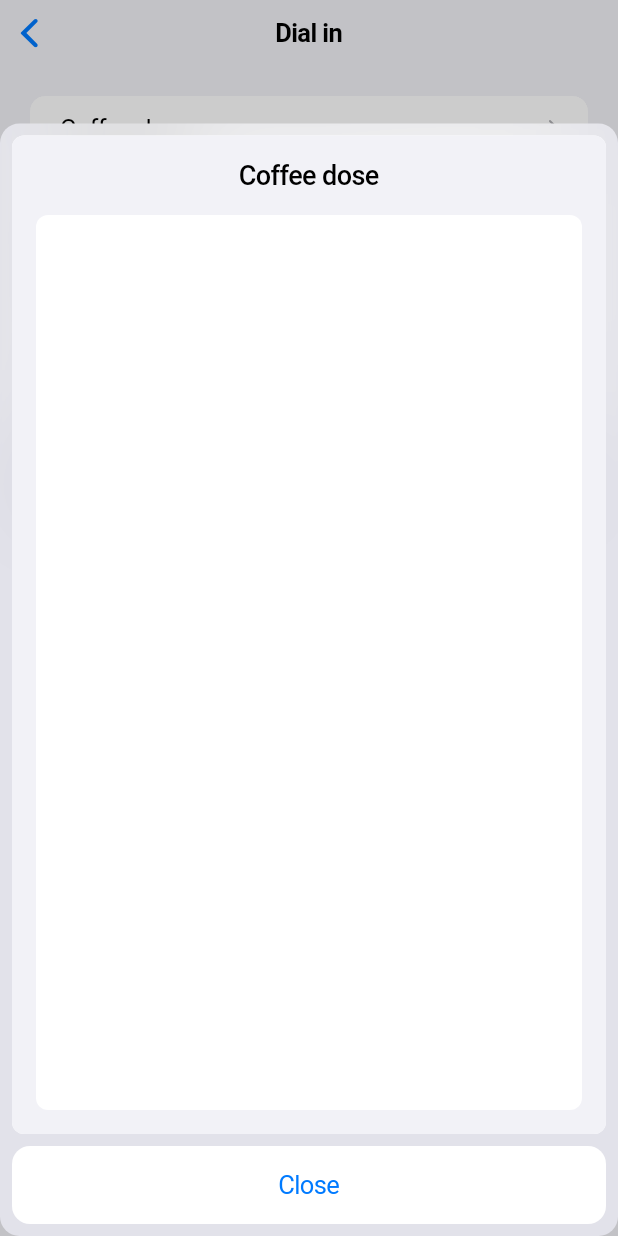
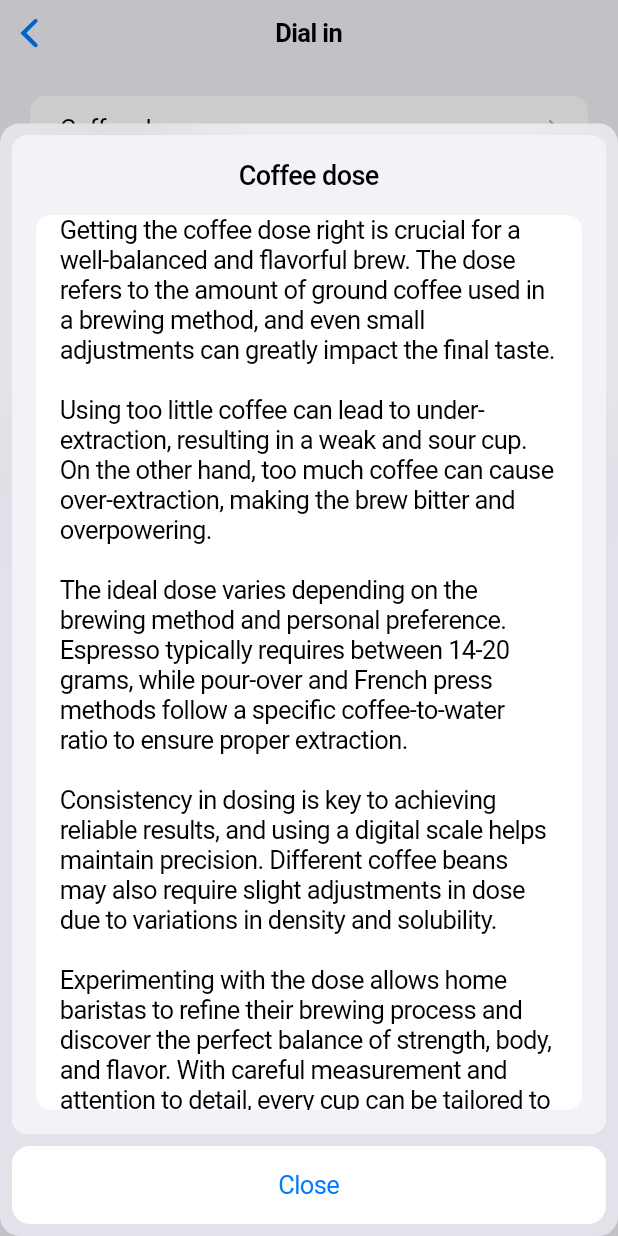
Before and after one commit to florian-renfer/baristabuddy, a Flutter app: the DialIn screen opened directly, after a tap on "Coffee dose", on a phone screen of 412 x 824 dp. Run offline on Flutter 3.47's test engine with Material 3 defaults, Android fonts, the phone set to English and light mode, and no system bars; our stand-ins replace flutter_slidable.

Commit message:
feat: make application executable, add informational content

```diff
--- a/lib/models/informational_content.dart
+++ b/lib/models/informational_content.dart
@@ -7,9 +7,29 @@ class InformationalContent {
 }
 
 const List<InformationalContent> informationalContents = <InformationalContent>[
-  InformationalContent(title: 'Coffee dose', description: ''),
-  InformationalContent(title: 'Grind size', description: ''),
-  InformationalContent(title: 'Brewing', description: ''),
-  InformationalContent(title: 'Temparature', description: ''),
-  InformationalContent(title: 'Water', description: ''),
+  InformationalContent(
+    title: 'Coffee dose',
+    description:
+        'Getting the coffee dose right is crucial for a well-balanced and flavorful brew. The dose refers to the amount of ground coffee used in a brewing method, and even small adjustments can greatly impact the final taste.\n\nUsing too little coffee can lead to under-extraction, resulting in a weak and sour cup. On the other hand, too much coffee can cause over-extraction, making the brew bitter and overpowering.\n\nThe ideal dose varies depending on the brewing method and personal preference. Espresso typically requires between 14-20 grams, while pour-over and French press methods follow a specific coffee-to-water ratio to ensure proper extraction.\n\nConsistency in dosing is key to achieving reliable results, and using a digital scale helps maintain precision. Different coffee beans may also require slight adjustments in dose due to variations in density and solubility.\n\nExperimenting with the dose allows home baristas to refine their brewing process and discover the perfect balance of strength, body, and flavor. With careful measurement and attention to detail, every cup can be tailored to personal taste preferences, making coffee brewing a rewarding experience.',
+  ),
+  InformationalContent(
+    title: 'Grind size',
+    description:
+        'Grind size plays a crucial role in coffee extraction, affecting the flavor, aroma, and strength of your brew. Choosing the right grind size ensures balanced extraction, preventing coffee from being too bitter or too weak.\n\nEach brewing method requires a specific grind consistency to optimize water flow and contact time with the coffee grounds. Espresso demands a fine grind to create the necessary resistance for proper extraction, while pour-over methods benefit from a medium grind that allows for even saturation. French press brewing requires a coarse grind to prevent over-extraction and sediment in the final cup.\n\nAdjusting your grind size can correct common coffee issues. If your coffee tastes too sour and weak, the grind may be too coarse, leading to under-extraction. If it’s bitter and overpowering, the grind is likely too fine, resulting in over-extraction.\n\nInvesting in a high-quality burr grinder enables precise grind adjustments, helping you fine-tune your coffee for the best possible flavor. Experimenting with grind size based on your brewing method and taste preference is key to achieving a consistently great cup of coffee.',
+  ),
+  InformationalContent(
+    title: 'Brewing',
+    description:
+        'Brewing coffee is both a science and an art, requiring the right balance of time, temperature, and technique. Each brewing method, from espresso to pour-over to French press, extracts flavors differently.\n\nUnderstanding the nuances of brewing allows you to control the taste, strength, and clarity of your coffee. The brewing process begins with proper coffee-to-water ratios, ensuring a balanced extraction.\n\nToo much water with too little coffee results in a weak, under-extracted cup, while too little water can lead to a bitter, over-extracted brew. The agitation of coffee grounds also plays a role, influencing how flavors develop during extraction.\n\nDifferent brewing devices require specific techniques. Espresso machines rely on pressure to extract intense flavors in seconds, while pour-over methods use slow, steady pouring for clarity and complexity. French press brewing involves immersion, allowing full-bodied flavors to develop.\n\nRegardless of the method, consistency is key. By refining your technique and experimenting with variables like grind size, water temperature, and brewing time, you can achieve a coffee experience that matches your taste preferences',
+  ),
+  InformationalContent(
+    title: 'Temparature',
+    description:
+        'Water temperature is a critical factor in coffee brewing, influencing extraction and flavor balance. The ideal range for brewing coffee is between 195°F and 205°F (90°C to 96°C). Within this range, water effectively extracts the desirable flavors from coffee grounds without drawing out excessive bitterness.\n\nIf the water is too hot, it can over-extract compounds, leading to a burnt or bitter taste. If it’s too cool, under-extraction occurs, resulting in a weak and sour brew.\n\nDifferent brewing methods require precise temperature control. Espresso machines typically maintain consistent temperatures, ensuring optimal extraction in a short time frame. Manual methods like pour-over and French press give more control over temperature, allowing adjustments based on the coffee’s roast level and grind size.\n\nLight roasts benefit from slightly higher temperatures to extract complex flavors, while dark roasts perform better at lower temperatures to avoid excessive bitterness.\n\nUsing a thermometer or a temperature-controlled kettle helps maintain accuracy, ensuring that every brew is optimized for maximum flavor. Understanding and controlling temperature can elevate your coffee experience, making each cup more enjoyable.',
+  ),
+  InformationalContent(
+    title: 'Water',
+    description:
+        'Water quality is often overlooked in home coffee brewing, yet it plays a fundamental role in the final taste. Since coffee is over 98% water, the minerals and composition of the water used directly impact flavor and extraction.\n\nThe best brewing water is clean, filtered, and free from impurities like chlorine, which can introduce unwanted flavors. Hard water, rich in minerals like calcium and magnesium, can enhance extraction and improve taste, but excessive hardness may lead to scale buildup in coffee machines.\n\nConversely, soft water can result in flat, lifeless coffee due to inadequate extraction of essential coffee compounds. Using filtered or bottled water with balanced mineral content ensures consistent and enjoyable results.\n\nTemperature stability is also crucial; water should be heated to the optimal range of 195°F to 205°F (90°C to 96°C) to extract flavors efficiently.\n\nExperimenting with different water sources and monitoring mineral content can make a significant difference in coffee quality, bringing out the full complexity and richness of your beans. Paying attention to water quality ensures that every cup of coffee reaches its full potential.',
+  ),
 ];
--- a/lib/screens/dial_in.dart
+++ b/lib/screens/dial_in.dart
@@ -68,6 +68,7 @@ class _DialInState extends State<DialIn> {
   }) {
     showCupertinoModalPopup<void>(
       context: context,
+      barrierDismissible: false,
       builder: (BuildContext context) {
         return CupertinoPopupSurface(
           isSurfacePainted: _shouldPaintSurface,
@@ -88,7 +89,7 @@ class _DialInState extends State<DialIn> {
                                     CupertinoTheme.of(
                                       context,
                                     ).scaffoldBackgroundColor,
-                                borderRadius: BorderRadius.circular(8.0),
+                                borderRadius: BorderRadius.circular(10.0),
                               ),
                       child: child,
                     ),
--- a/lib/widgets/pop_up_information_entry.dart
+++ b/lib/widgets/pop_up_information_entry.dart
@@ -14,7 +14,7 @@ class PopUpInformationEntry extends StatelessWidget {
       padding: EdgeInsets.all(16),
       decoration: BoxDecoration(
         color: CupertinoColors.secondarySystemBackground,
-        borderRadius: BorderRadius.all(Radius.circular(8)),
+        borderRadius: BorderRadius.all(Radius.circular(10)),
       ),
       child: Column(
         children: [
@@ -35,12 +35,14 @@ class PopUpInformationEntry extends StatelessWidget {
             child: Container(
               width: double.infinity,
               margin: EdgeInsets.only(top: 16),
-              padding: EdgeInsets.all(16),
+              padding: EdgeInsets.symmetric(horizontal: 16),
               decoration: BoxDecoration(
                 color: CupertinoColors.systemBackground,
-                borderRadius: BorderRadius.all(Radius.circular(8)),
+                borderRadius: BorderRadius.all(Radius.circular(10)),
               ),
-              child: Text(informationalContent.description),
+              child: ListView(
+                children: [Text(informationalContent.description)],
+              ),
             ),
           ),
         ],
```
Also changed, not shown: 3 other files.
